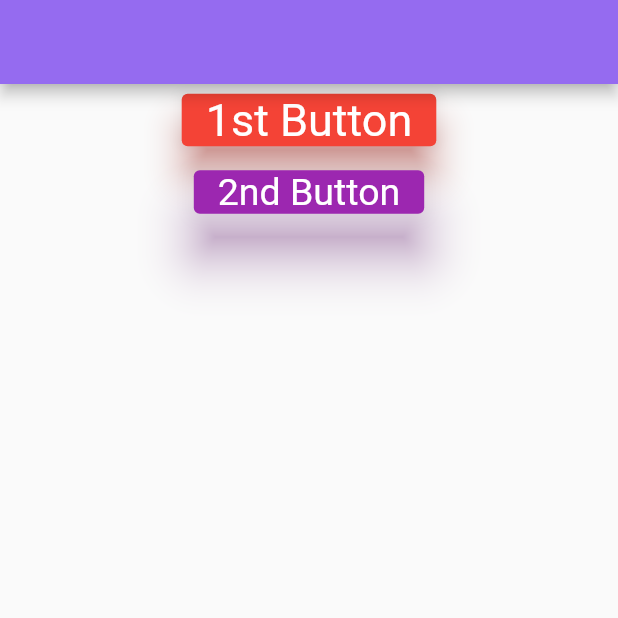
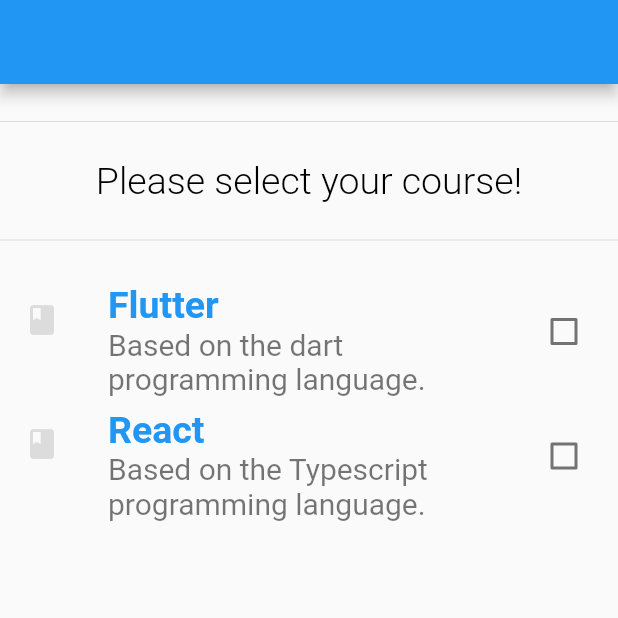
Before and after one commit to EbaaCode/Flutter-LTUC-Course, a Flutter app: the screen it shows after launch, on a phone screen of 412 x 824 dp, the top half of it. Run offline on Flutter 3.47's test engine with Material 2 defaults, Android fonts, the phone set to English and light mode, and no system bars.

Commit message:
Assignment - 04

```diff
--- a/myapp/lib/main.dart
+++ b/myapp/lib/main.dart
@@ -9,49 +9,92 @@
 
   @override
   Widget build(BuildContext context) {
+    return const Home();
+  }
+}
+
+class Home extends StatefulWidget {
+  const Home({super.key});
+
+  @override
+  State<Home> createState() => _HomeState();
+}
+
+class _HomeState extends State<Home> {
+  bool flutterCourse = false;
+  bool reactCourse = false;
+  @override
+  Widget build(BuildContext context) {
     return MaterialApp(
       home: Scaffold(
-        appBar: AppBar(
-          backgroundColor: const Color.fromARGB(255, 149, 107, 240),
-        ),
+        appBar: AppBar(),
         body: Container(
-          child: Center(
-            child: Column(
-              children: [
-                ElevatedButton(
-                  style: ElevatedButton.styleFrom(
-                      minimumSize: const Size(10, 10),
-                      textStyle: const TextStyle(fontSize: 30),
-                      shadowColor: Colors.red,
-                      elevation: 10,
-                      primary: Colors.red,
-                      onPrimary: Colors.redAccent),
-                  onPressed: () {
-                    print("Hello from the 1st button.");
-                  },
-                  child: const Text(
-                    "1st Button",
-                    style: TextStyle(color: Colors.white),
-                  ),
+          child: Column(
+            children: [
+              const Divider(height: 50),
+              //? Title
+              const Text(
+                "Please select your course!",
+                style: TextStyle(
+                    fontSize: 25,
+                    color: Colors.black,
+                    fontWeight: FontWeight.w300),
+              ),
+              const Divider(height: 50),
+              //! CHECKBOX #1
+              CheckboxListTile(
+                secondary: const Icon(
+                  Icons.book,
+                  color: Colors.black12,
                 ),
-                ElevatedButton(
-                  style: ElevatedButton.styleFrom(
-                      minimumSize: const Size(10, 10),
-                      textStyle: const TextStyle(fontSize: 25),
-                      shadowColor: Colors.purple,
-                      elevation: 15,
-                      primary: Colors.purple,
-                      onPrimary: Colors.purpleAccent),
-                  onPressed: () {
-                    print("Hello from the 2nd button.");
-                  },
-                  child: const Text(
-                    "2nd Button",
-                    style: TextStyle(color: Colors.white),
-                  ),
+                subtitle: const Text("Based on the dart programming language.",
+                    style: TextStyle(fontSize: 20, color: Colors.black54)),
+                title: const Text(
+                  "Flutter",
+                  style: TextStyle(
+                      fontSize: 25,
+                      color: Colors.blue,
+                      fontWeight: FontWeight.bold),
                 ),
-              ],
-            ),
+                value: flutterCourse,
+                onChanged: ((value) {
+                  flutterCourse = value!;
+                  setState(() {});
+                }),
+              ),
+              //! CHECKBOX #2
+              CheckboxListTile(
+                secondary: const Icon(
+                  Icons.book,
+                  color: Colors.black12,
+                ),
+                subtitle: const Text(
+                    "Based on the Typescript programming language.",
+                    style: TextStyle(fontSize: 20, color: Colors.black54)),
+                title: const Text(
+                  "React",
+                  style: TextStyle(
+                      fontSize: 25,
+                      color: Colors.blue,
+                      fontWeight: FontWeight.bold),
+                ),
+                value: reactCourse,
+                onChanged: ((value) {
+                  reactCourse = value!;
+                  setState(() {});
+                }),
+              ),
+              if (flutterCourse)
+                const Image(
+                  image: NetworkImage(
+                      "https://upload.wikimedia.org/wikipedia/commons/thumb/4/44/Google-flutter-logo.svg/2560px-Google-flutter-logo.svg.png"),
+                ),
+              if (reactCourse)
+                const Image(
+                  image: NetworkImage(
+                      "https://logos-download.com/wp-content/uploads/2016/09/React_logo_wordmark.png"),
+                ),
+            ],
           ),
         ),
       ),
```
